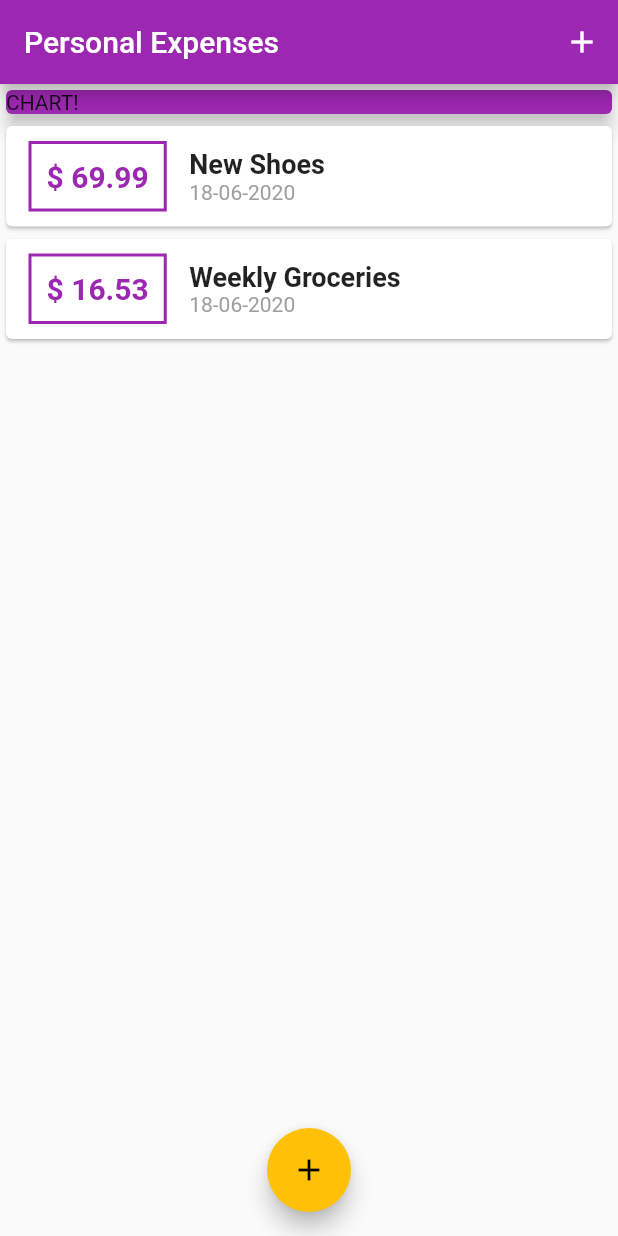
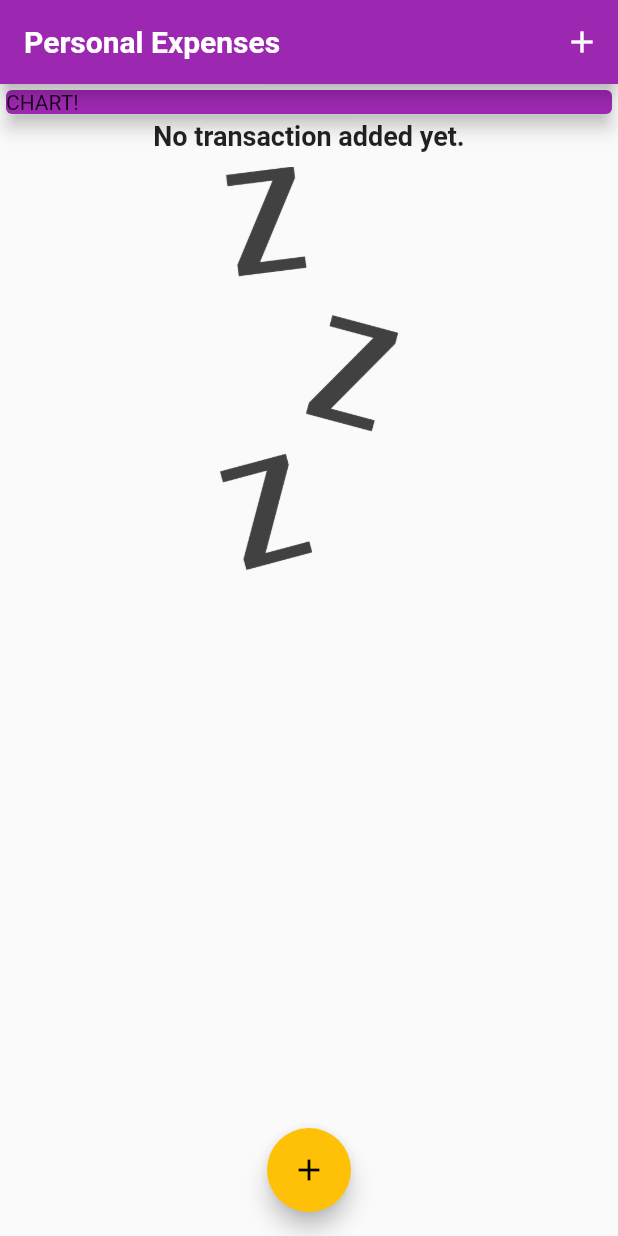
Before and after one commit to alpeshrathodsa/personal-expnese-app-flutter, a Flutter app: the screen it shows after launch, on a phone screen of 412 x 824 dp. Run offline on Flutter 3.47's test engine with Material 2 defaults, Android fonts, the phone set to English and light mode, and no system bars; Roboto replaces fonts that are missing (OpenSens).

Commit message:
Added fonts and images

```diff
--- a/lib/main.dart
+++ b/lib/main.dart
@@ -14,9 +14,25 @@ class MyApp extends StatelessWidget {
       title: 'Personal Expenses',
       home: MyHomePage(),
       theme: ThemeData(
-        primarySwatch: Colors.purple,
-        accentColor: Colors.amber
-      ),
+          primarySwatch: Colors.purple,
+          accentColor: Colors.amber,
+          fontFamily: 'Quicksand',
+          textTheme: ThemeData.light().textTheme.copyWith(
+                headline6: TextStyle(
+                  fontFamily: 'OpenSens',
+                  fontSize: 18,
+                  fontWeight: FontWeight.bold,
+                ),
+              ),
+          appBarTheme: AppBarTheme(
+            textTheme: ThemeData.light().textTheme.copyWith(
+                  headline6: TextStyle(
+                    fontFamily: 'OpenSens',
+                    fontSize: 20,
+                    fontWeight: FontWeight.bold,
+                  ),
+                ),
+          )),
     );
   }
 }
@@ -31,18 +47,18 @@ class MyHomePage extends StatefulWidget {
 
 class _MyHomePageState extends State<MyHomePage> {
   final List<Transaction> _userTransactions = [
-    Transaction(
-      id: 't1',
-      title: 'New Shoes',
-      amount: 69.99,
-      date: DateTime.now(),
-    ),
-    Transaction(
-      id: 't2',
-      title: 'Weekly Groceries',
-      amount: 16.53,
-      date: DateTime.now(),
-    ),
+    // Transaction(
+    //   id: 't1',
+    //   title: 'New Shoes',
+    //   amount: 69.99,
+    //   date: DateTime.now(),
+    // ),
+    // Transaction(
+    //   id: 't2',
+    //   title: 'Weekly Groceries',
+    //   amount: 16.53,
+    //   date: DateTime.now(),
+    // ),
   ];
 
   void _addNewTransaction(String title, double amount) {
@@ -74,7 +90,9 @@ class _MyHomePageState extends State<MyHomePage> {
   Widget build(BuildContext context) {
     return Scaffold(
       appBar: AppBar(
-        title: Text('Personal Expenses'),
+        title: Text(
+          'Personal Expenses',
+        ),
         actions: <Widget>[
           IconButton(
             icon: Icon(Icons.add),
--- a/lib/widgets/transaction_list.dart
+++ b/lib/widgets/transaction_list.dart
@@ -12,7 +12,22 @@ class TransactionList extends StatelessWidget {
   Widget build(BuildContext context) {
     return Container(
       height: 300,
-      child: ListView.builder(
+      child: transactionList.isEmpty
+          ? Column(
+              children: <Widget>[
+                Text(
+                  'No transaction added yet.',
+                  style: Theme.of(context).textTheme.headline6,
+                ),
+                SizedBox(height: 10,),
+                Expanded(
+                    child: Image.asset(
+                  'assets/images/waiting.png',
+                  fit: BoxFit.cover,
+                ))
+              ],
+            )
+          : ListView.builder(
               itemBuilder: (_, index) {
                 return Card(
                   child: Row(
@@ -34,7 +49,8 @@ class TransactionList extends StatelessWidget {
                           style: TextStyle(
                             fontWeight: FontWeight.bold,
                             fontSize: 20,
-                        color: Theme.of(context).primaryColor),
+                            color: Theme.of(context).primaryColor,
+                          ),
                         ),
                       ),
                       Column(
@@ -42,10 +58,7 @@ class TransactionList extends StatelessWidget {
                         children: <Widget>[
                           Text(
                             transactionList[index].title,
-                      style: TextStyle(
-                        fontSize: 18,
-                        fontWeight: FontWeight.bold,
-                      ),
+                            style: Theme.of(context).textTheme.headline6,
                           ),
                           Text(
                             DateFormat('dd-MM-yyyy')
```
Also changed, not shown: pubspec.yaml (+13 -8 lines), assets/fonts/OpenSans-Bold.ttf (added), assets/fonts/OpenSans-Regular.ttf (added), assets/fonts/Quicksand-Bold.ttf (added), assets/fonts/Quicksand-Light.ttf (added), assets/fonts/Quicksand-Medium.ttf (added), assets/fonts/Quicksand-Regular.ttf (added), assets/images/waiting.png (added). Lines whose indentation alone changed are shown as unchanged.
